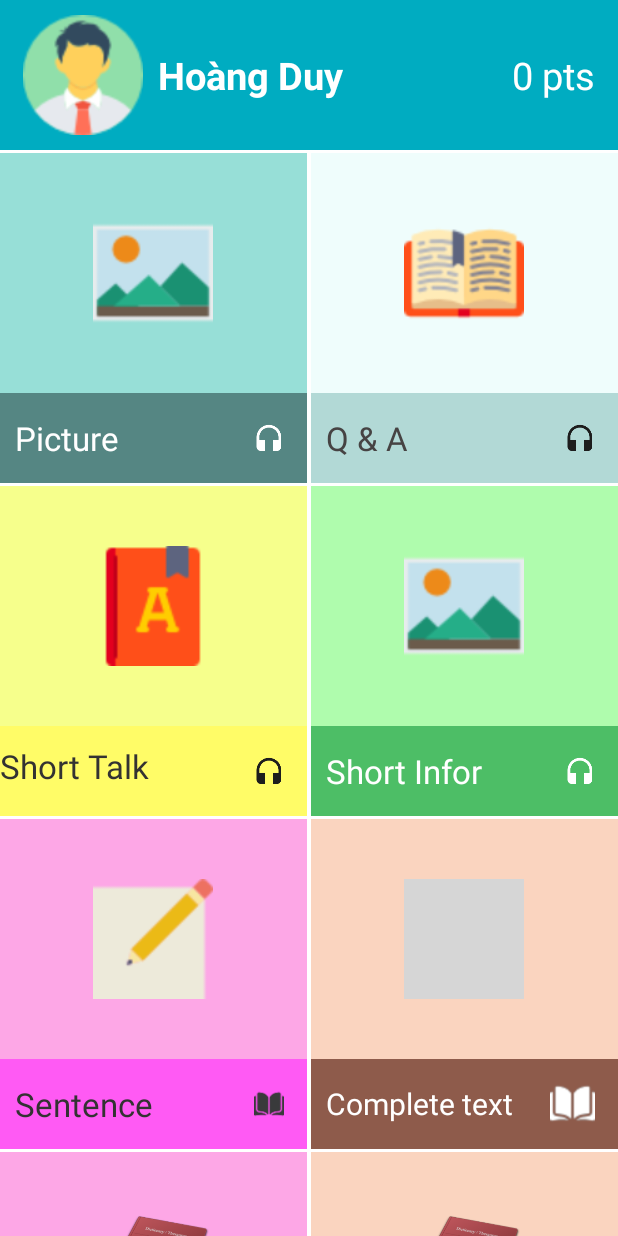
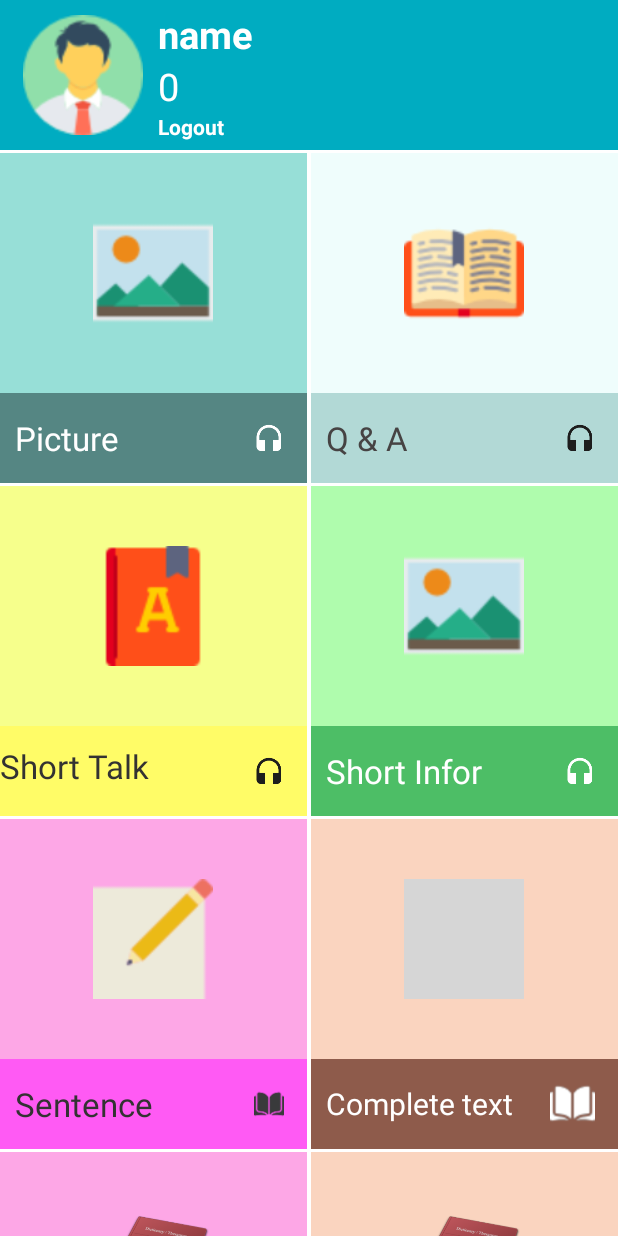
Before and after one commit to minhnguyenvan95/toeic-learning-app, an Android app: the MainActivity screen opened directly, with no data from a screen before it, on a phone screen of 412 x 824 dp. Run offline under Robolectric (Android 15) with nearby library versions, the phone set to English and light mode, and no system bars; our stand-ins replace Volley; network calls fail; grey boxes are pictures that could not be loaded.

Commit message:
Fix the main scrollview - Add listener each box - Need FIX fragment replacement error

```diff
--- a/app/src/main/java/com/example/toieclearning/Activity/LoginActivity.java
+++ b/app/src/main/java/com/example/toieclearning/Activity/LoginActivity.java
@@ -181,6 +181,7 @@ public class LoginActivity extends AppCompatActivity {
                         String password = edtPassword.getText().toString();
                         String api_token = (String) message.get("api_token");
                         String name = (String) message.get("name");
+                        long balance = message.getLong("balance");
                         ApiHelper.API_TOKEN = api_token;
 
                         SharedPreferences sharedPreferences = LoginActivity.this.getSharedPreferences("user", Context.MODE_PRIVATE);
@@ -190,8 +191,9 @@ public class LoginActivity extends AppCompatActivity {
                         editor.putString("password", password);
                         editor.putString("api_token", api_token);
                         editor.putString("name", name);
+                        editor.putLong("balance",balance);
                         editor.apply();
-                        Toast.makeText(LoginActivity.this, "Thanh cong", Toast.LENGTH_SHORT).show();
+                        Toast.makeText(LoginActivity.this, "Login success", Toast.LENGTH_SHORT).show();
                         Intent intent = new Intent(LoginActivity.this, MainActivity.class);
                         startActivity(intent);
                     } else {
--- a/app/src/main/java/com/example/toieclearning/Activity/MainActivity.java
+++ b/app/src/main/java/com/example/toieclearning/Activity/MainActivity.java
@@ -2,6 +2,8 @@ package com.example.toieclearning.Activity;
 
 import android.app.FragmentManager;
 import android.app.FragmentTransaction;
+import android.content.Intent;
+import android.content.SharedPreferences;
 import android.os.Bundle;
 import android.support.v7.app.AppCompatActivity;
 import android.text.Html;
@@ -9,6 +11,8 @@ import android.text.Spanned;
 import android.util.Log;
 import android.view.View;
 import android.widget.Button;
+import android.widget.TextView;
+import android.widget.Toast;
 
 import com.android.volley.Request;
 import com.android.volley.Response;
@@ -22,122 +26,160 @@ import com.example.toieclearning.modal.Question;
 import com.example.toieclearning.modal.QuestionType;
 
 import org.json.JSONArray;
+import org.json.JSONException;
 import org.json.JSONObject;
+import org.w3c.dom.Text;
 
 import java.util.ArrayList;
 
 public class MainActivity extends AppCompatActivity {
-
-    Button btnQA;
-
-    ImageGetterHandler imageGetterHandler;
-    FragmentManager fragmentManager = getFragmentManager();
-    private int[] box_labels = {R.id.box_0};
+    View box_1,box_2,box_3,box_4,box_5,box_6,box_7,box_8;
 
     @Override
     protected void onCreate(Bundle savedInstanceState) {
         super.onCreate(savedInstanceState);
         setContentView(R.layout.activity_main);
-        btnQA = (Button) findViewById(R.id.btnQA);
-        btnQA.setOnClickListener(new View.OnClickListener() {
+        ApiHelper.setContext(getApplicationContext());
+
+        addControls();
+        addEvents();
+
+        final SharedPreferences sharedPreferences = getSharedPreferences("user",MODE_PRIVATE);
+
+        TextView logout = (TextView) findViewById(R.id.txt_logout);
+        logout.setOnClickListener(new View.OnClickListener() {
             @Override
             public void onClick(View v) {
-                FragmentTransaction fragmentTransaction = getFragmentManager().beginTransaction();
-                fragmentTransaction.add(R.id.showFragment, new Question_Frag(), "question");
-                fragmentTransaction.addToBackStack("ques");
-                fragmentTransaction.commit();
+                SharedPreferences.Editor editor = sharedPreferences.edit();
+                editor.clear();
+                editor.commit();
+
+                Intent intent = new Intent(MainActivity.this,LoginActivity.class);
+                startActivity(intent);
+                finish();
             }
         });
-        //imageGetterHandler = new ImageGetterHandler(this);
 
-        ApiHelper.setContext(getApplicationContext());
-        /*JSONObject object = new JSONObject();
-        try {
-            object.put("email","minh.nguyenvan95@gmail.com");
-            object.put("password","123456");
-        } catch (JSONException e) {
-            e.printStackTrace();
-        }*/
-        Get_QuestionType();
-        Get_Question();
+        String name = sharedPreferences.getString("name","name");
+        long point = sharedPreferences.getLong("balance",0);
+        reloadBalance(name,point);
 
-    }
-
-    public void Get_QuestionType(){
-        ApiRequest apiRequest = new ApiRequest(Request.Method.GET, ApiHelper.API_URL + "/questiontype/all", null, new Response.Listener<JSONObject>() {
+        String api_token = sharedPreferences.getString("api_token","");
+        ApiRequest apiRequest = new ApiRequest(Request.Method.POST, ApiHelper.API_URL, null, new Response.Listener<JSONObject>() {
             @Override
             public void onResponse(JSONObject response) {
-                try{
+                try {
                     String status = (String) response.get("status");
-                    JSONObject message = response.getJSONObject("message");
-                    JSONArray data = message.getJSONArray("data");
-                    Log.e("Get_QuestionType",status);
-                    ArrayList<QuestionType> questionTypeArrayList = new ArrayList<>();
+                    if(status == "success"){
+                        JSONObject message = (JSONObject) response.get("message");
+                        String name = message.getString("name");
+                        long balance = message.getLong("balance");
+                        reloadBalance(name,balance);
 
-                    if(status.equals("success")) {
-                        for (int i = 0; i < data.length(); i++) {
-                            JSONObject object = data.getJSONObject(i);
-                            QuestionType questionType = new QuestionType();
-                            questionType.setId((int) object.get("id"));
-                            questionType.setMeta((String) object.get("meta"));
-                            questionType.setName((String) object.get("name"));
-                            questionTypeArrayList.add(questionType);
-                        }
+                        SharedPreferences.Editor editor = sharedPreferences.edit();
+                        editor.putString("name",name);
+                        editor.putLong("balance",balance);
+                        editor.commit();
                     }
-                }catch (Exception e){
-                    Log.e("Error_getQuestionType",e.toString());
+                } catch (JSONException e) {
+                    e.printStackTrace();
                 }
             }
         }, new Response.ErrorListener() {
             @Override
             public void onErrorResponse(VolleyError error) {
-                error.getCause();
-                //.makeText(MainActivity.this, , Toast.LENGTH_SHORT).show();
+                Toast.makeText(MainActivity.this, "Please check your internet connection", Toast.LENGTH_SHORT).show();
             }
         });
-        ApiHelper.addToRequestQueue(apiRequest,"load_questionType");
     }
 
-    public void Get_Question(){
-        ApiRequest apiRequest = new ApiRequest(Request.Method.GET, ApiHelper.API_URL + "/question/type/3", null, new Response.Listener<JSONObject>() {
+    private void showPackagesFragment(int package_type){
+        Toast.makeText(this, "Goi cau hoi, chua lam", Toast.LENGTH_SHORT).show();
+    }
+
+    private void showQuestionFragment(int question_type){
+        Question_Frag question_frag = new Question_Frag();
+        question_frag.setQuestion_type(question_type);
+
+        FragmentTransaction fragmentTransaction = getFragmentManager().beginTransaction();
+        fragmentTransaction.replace(R.id.showFragment, question_frag,"question");
+        fragmentTransaction.addToBackStack(null);
+        fragmentTransaction.commit();
+    }
+
+    private void addEvents() {
+
+        box_1.setOnClickListener(new View.OnClickListener() {
             @Override
-            public void onResponse(JSONObject response) {
-                try{
-                    String status = (String) response.get("status");
-                    JSONObject message = response.getJSONObject("message");
-                    JSONArray data = message.getJSONArray("data");
-                    Log.e("Get_Question",status);
-                    ArrayList<Question> questionArrayList = new ArrayList<>();
-
-                    if(status.equals("success")) {
-
-                            JSONObject object = data.getJSONObject(0);
-                            Question question = new Question();
-                            question.setId((int) object.get("id"));
-                            question.setQuestion_type_id((int) object.get("question_type_id"));
-                            question.setContent((String) object.get("content"));
-                            questionArrayList.add(question);
-                            //Document doc = Jsoup.parse(question.getContent());
-                            String html_source = question.getContent();
-                        //TextView txtvTest = (TextView) findViewById(R.id.test);
-                            //txtvTest.setText(Html.from(doc.toString()));
-
-                            Html.fromHtml(html_source,imageGetterHandler,null);
-                            Spanned spanned = Html.fromHtml(html_source, imageGetterHandler, null);
-                        //txtvTest.setText(Html.fromHtml(html_source,null, new HtmlTagHandler()));
-
-                    }
-                }catch (Exception e){
-                    Log.e("Error_getQuestion",e.toString());
-                }
-            }
-        }, new Response.ErrorListener() {
-            @Override
-            public void onErrorResponse(VolleyError error) {
-                error.getCause();
-                //.makeText(MainActivity.this, , Toast.LENGTH_SHORT).show();
+            public void onClick(View v) {
+                showQuestionFragment(1);
             }
         });
-        ApiHelper.addToRequestQueue(apiRequest,"load_question");
+
+        box_2.setOnClickListener(new View.OnClickListener() {
+            @Override
+            public void onClick(View v) {
+                showQuestionFragment(2);
+            }
+        });
+
+        box_3.setOnClickListener(new View.OnClickListener() {
+            @Override
+            public void onClick(View v) {
+                showPackagesFragment(3);
+            }
+        });
+
+        box_4.setOnClickListener(new View.OnClickListener() {
+            @Override
+            public void onClick(View v) {
+                showPackagesFragment(4);
+            }
+        });
+        box_5.setOnClickListener(new View.OnClickListener() {
+            @Override
+            public void onClick(View v) {
+                showQuestionFragment(5);
+            }
+        });
+
+        box_6.setOnClickListener(new View.OnClickListener() {
+            @Override
+            public void onClick(View v) {
+                showPackagesFragment(6);
+            }
+        });
+
+        box_7.setOnClickListener(new View.OnClickListener() {
+            @Override
+            public void onClick(View v) {
+                showPackagesFragment(7);
+            }
+        });
+
+        box_8.setOnClickListener(new View.OnClickListener() {
+            @Override
+            public void onClick(View v) {
+                Toast.makeText(MainActivity.this, "Tu dien", Toast.LENGTH_SHORT).show();
+            }
+        });
+    }
+
+    private void addControls() {
+        box_1 = findViewById(R.id.box_1);
+        box_2 = findViewById(R.id.box_2);
+        box_3 = findViewById(R.id.box_3);
+        box_4 = findViewById(R.id.box_4);
+        box_5 = findViewById(R.id.box_5);
+        box_6 = findViewById(R.id.box_6);
+        box_7 = findViewById(R.id.box_7);
+        box_8 = findViewById(R.id.box_8);
+    }
+
+    public void reloadBalance(String name,long balance){
+        TextView txtname = (TextView) findViewById(R.id.txtNameUser);
+        txtname.setText(name);
+        TextView txtpoint = (TextView) findViewById(R.id.txtPoint);
+        txtpoint.setText(String.valueOf(balance));
     }
 }
--- a/app/src/main/java/com/example/toieclearning/Api/ApiRequest.java
+++ b/app/src/main/java/com/example/toieclearning/Api/ApiRequest.java
@@ -25,8 +25,6 @@ public class ApiRequest extends JsonObjectRequest {
         super(url, jsonRequest, listener, errorListener);
     }
 
-
-
     @Override
     public Map<String, String> getHeaders() throws AuthFailureError {
         HashMap<String, String> headers = new HashMap<>();
--- a/app/src/main/res/layout/activity_main.xml
+++ b/app/src/main/res/layout/activity_main.xml
@@ -32,17 +32,18 @@
                     android:layout_marginLeft="10sp"
                     android:src="@drawable/user" />
 
-                <RelativeLayout
-                    android:layout_width="match_parent"
-                    android:layout_height="wrap_content">
+                <LinearLayout
+                    android:layout_width="wrap_content"
+                    android:layout_height="wrap_content"
+                    android:orientation="vertical"
+                    android:layout_marginLeft="10sp">
 
                     <TextView
                         android:id="@+id/txtNameUser"
                         android:layout_width="wrap_content"
                         android:layout_height="wrap_content"
                         android:layout_alignParentLeft="true"
-                        android:layout_marginLeft="10sp"
-                        android:text="Hoàng Duy"
+                        android:text="Name"
                         android:textColor="#fff"
                         android:textSize="25sp"
                         android:textStyle="bold" />
@@ -56,7 +57,16 @@
                         android:text="0 pts"
                         android:textColor="#fff"
                         android:textSize="25sp" />
-                </RelativeLayout>
+                    <TextView
+                        android:id="@+id/txt_logout"
+                        android:layout_width="wrap_content"
+                        android:layout_height="wrap_content"
+                        android:text="Logout"
+                        android:textColor="#fff"
+                        android:textStyle="bold"
+                        />
+                </LinearLayout>
+
             </LinearLayout>
 
 
@@ -75,7 +85,7 @@
                         android:layout_marginTop="2sp">
 
                         <LinearLayout
-                            android:id="@+id/box_0"
+                            android:id="@+id/box_1"
                             android:layout_width="wrap_content"
                             android:layout_height="wrap_content"
                             android:layout_marginRight="1sp"
@@ -125,6 +135,7 @@
                         </LinearLayout>
 
                         <LinearLayout
+                            android:id="@+id/box_2"
                             android:layout_width="wrap_content"
                             android:layout_height="wrap_content"
                             android:layout_marginLeft="1sp"
@@ -183,6 +194,7 @@
                         android:layout_marginTop="2sp">
 
                         <LinearLayout
+                            android:id="@+id/box_3"
                             android:layout_width="wrap_content"
                             android:layout_height="wrap_content"
                             android:layout_marginRight="1sp"
@@ -233,6 +245,7 @@
                         </LinearLayout>
 
                         <LinearLayout
+                            android:id="@+id/box_4"
                             android:layout_width="wrap_content"
                             android:layout_height="wrap_content"
                             android:layout_marginLeft="1sp"
@@ -293,6 +306,7 @@
                         android:layout_marginTop="2sp">
 
                         <LinearLayout
+                            android:id="@+id/box_5"
                             android:layout_width="wrap_content"
                             android:layout_height="wrap_content"
                             android:layout_marginRight="1sp"
@@ -342,6 +356,7 @@
                         </LinearLayout>
 
                         <LinearLayout
+                            android:id="@+id/box_6"
                             android:layout_width="wrap_content"
                             android:layout_height="wrap_content"
                             android:layout_marginLeft="1sp"
@@ -400,6 +415,7 @@
                         android:layout_marginTop="2sp">
 
                         <LinearLayout
+                            android:id="@+id/box_7"
                             android:layout_width="wrap_content"
                             android:layout_height="wrap_content"
                             android:layout_marginRight="1sp"
@@ -448,6 +464,7 @@
                         </LinearLayout>
 
                         <LinearLayout
+                            android:id="@+id/box_8"
                             android:layout_width="wrap_content"
                             android:layout_height="wrap_content"
                             android:layout_marginLeft="1sp"
```
Also changed, not shown: app/src/main/java/com/example/toieclearning/Fragment/Question_Frag.java (+4 -4 lines).
